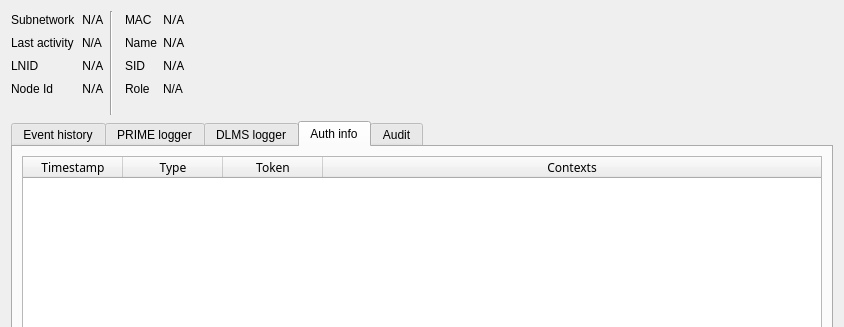
TarlogicSecurity/PLCTool, file Forms/MeterUI.ui: the form before one commit; both pictures show x 0 to 844 and y 0 to 327 of the 844 by 521 pixel window.
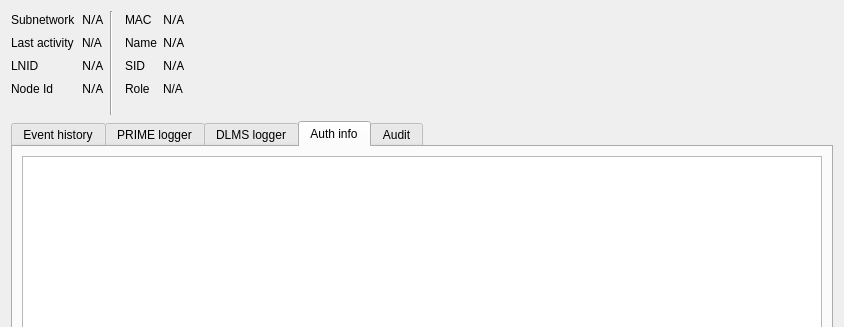
The form after the commit. The open tabs and pages were chosen to show the change.

```diff
--- a/Forms/MeterUI.ui
+++ b/Forms/MeterUI.ui
@@ -319,7 +319,7 @@
       </attribute>
       <layout class="QGridLayout" name="gridLayout_2">
        <item row="0" column="0">
-        <widget class="QTableWidget" name="credTableWidget">
+        <widget class="QTableView" name="credInfoView">
          <property name="font">
           <font>
            <family>Cascadia Code PL</family>
@@ -331,35 +331,15 @@
          <property name="selectionBehavior">
           <enum>QAbstractItemView::SelectRows</enum>
          </property>
-         <attribute name="horizontalHeaderStretchLastSection">
+         <attribute name="verticalHeaderCascadingSectionResizes">
           <bool>true</bool>
          </attribute>
-         <attribute name="verticalHeaderVisible">
-          <bool>false</bool>
+         <attribute name="verticalHeaderMinimumSectionSize">
+          <number>19</number>
          </attribute>
          <attribute name="verticalHeaderDefaultSectionSize">
-          <number>16</number>
+          <number>19</number>
          </attribute>
-         <column>
-          <property name="text">
-           <string>Timestamp</string>
-          </property>
-         </column>
-         <column>
-          <property name="text">
-           <string>Type</string>
-          </property>
-         </column>
-         <column>
-          <property name="text">
-           <string>Token</string>
-          </property>
-         </column>
-         <column>
-          <property name="text">
-           <string>Contexts</string>
-          </property>
-         </column>
         </widget>
        </item>
       </layout>
```
Left out of the diff: 44 changed lines with no effect on the pictures.
